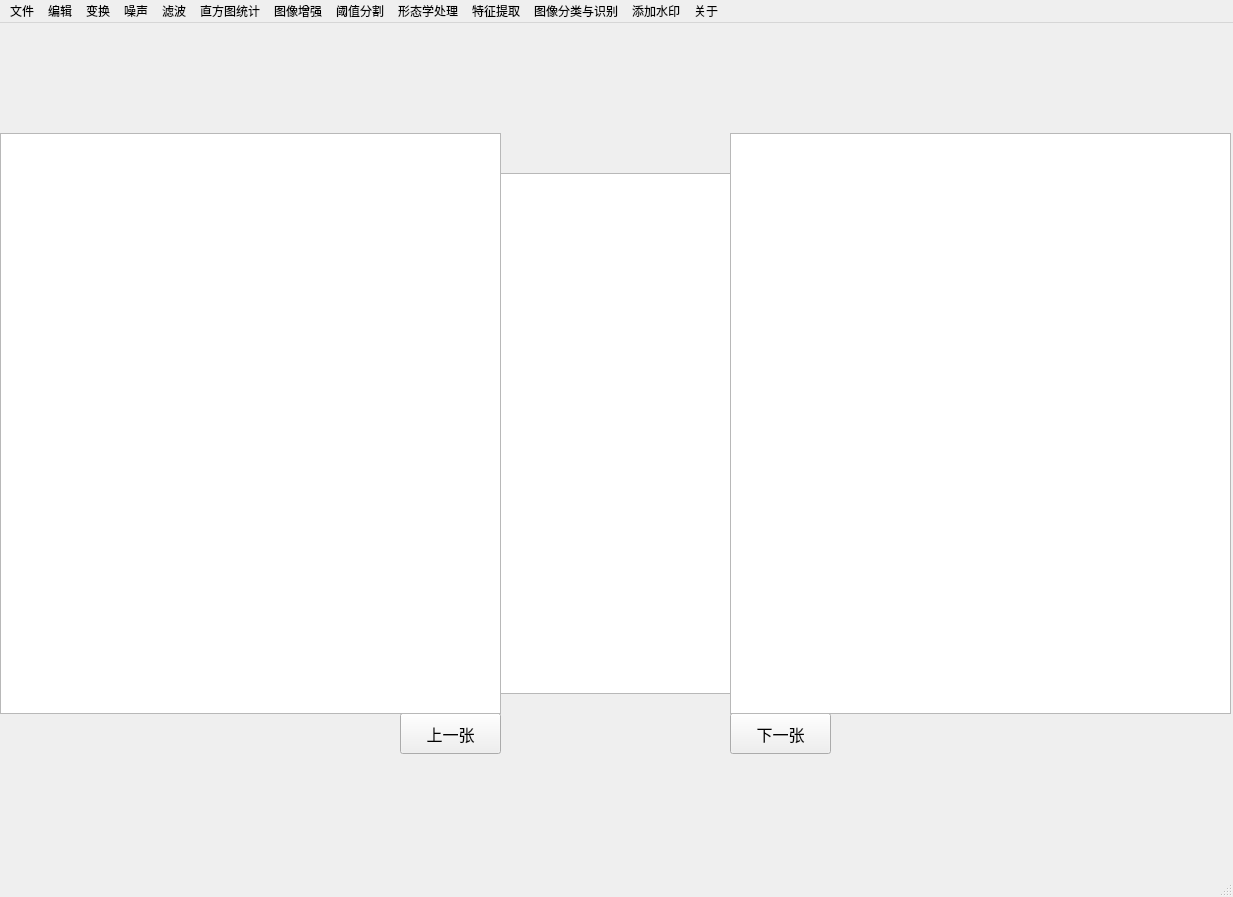
This is com/jyy/ui/UIModel.ui in Jiangyaoyu/DigitalGraphEndWork as Qt 5 draws it before an edit. The edited form follows.
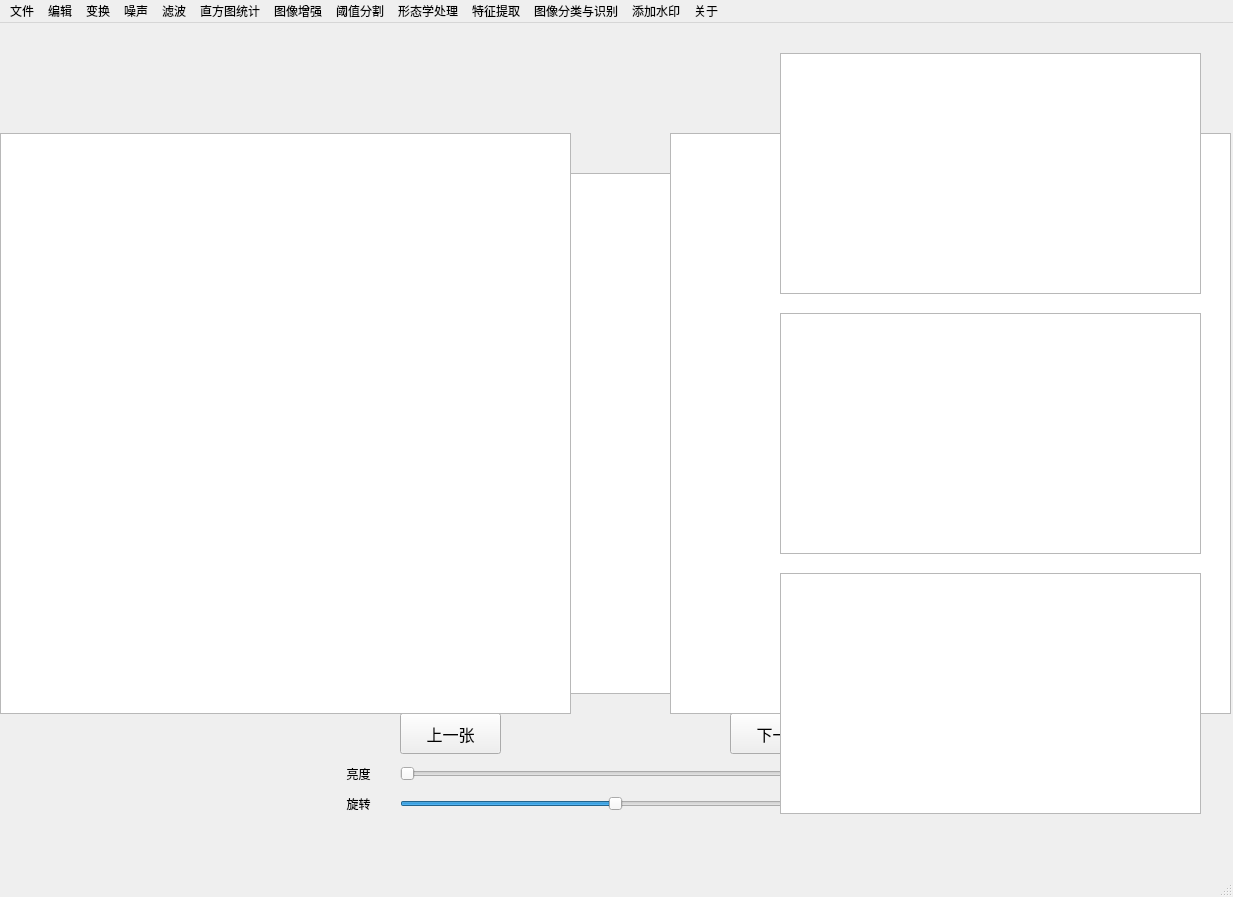
This is the edited form.

Patch:
```diff
--- a/com/jyy/ui/UIModel.ui
+++ b/com/jyy/ui/UIModel.ui
@@ -68,7 +68,7 @@
      <rect>
       <x>0</x>
       <y>110</y>
-      <width>501</width>
+      <width>571</width>
       <height>581</height>
      </rect>
     </property>
@@ -76,13 +76,107 @@
    <widget class="QGraphicsView" name="graphicsViewRight">
     <property name="geometry">
      <rect>
-      <x>730</x>
+      <x>670</x>
       <y>110</y>
-      <width>501</width>
+      <width>561</width>
       <height>581</height>
      </rect>
     </property>
    </widget>
+   <widget class="QSlider" name="lightSlider">
+    <property name="geometry">
+     <rect>
+      <x>400</x>
+      <y>740</y>
+      <width>431</width>
+      <height>21</height>
+     </rect>
+    </property>
+    <property name="maximum">
+     <number>300</number>
+    </property>
+    <property name="orientation">
+     <enum>Qt::Horizontal</enum>
+    </property>
+   </widget>
+   <widget class="QLabel" name="label">
+    <property name="geometry">
+     <rect>
+      <x>340</x>
+      <y>730</y>
+      <width>51</width>
+      <height>41</height>
+     </rect>
+    </property>
+    <property name="text">
+     <string>  亮度</string>
+    </property>
+   </widget>
+   <widget class="QLabel" name="rotateThate">
+    <property name="geometry">
+     <rect>
+      <x>340</x>
+      <y>760</y>
+      <width>51</width>
+      <height>41</height>
+     </rect>
+    </property>
+    <property name="text">
+     <string>  旋转</string>
+    </property>
+   </widget>
+   <widget class="QSlider" name="rotateSlider">
+    <property name="geometry">
+     <rect>
+      <x>400</x>
+      <y>770</y>
+      <width>431</width>
+      <height>21</height>
+     </rect>
+    </property>
+    <property name="minimum">
+     <number>-360</number>
+    </property>
+    <property name="maximum">
+     <number>360</number>
+    </property>
+    <property name="singleStep">
+     <number>10</number>
+    </property>
+    <property name="orientation">
+     <enum>Qt::Horizontal</enum>
+    </property>
+   </widget>
+   <widget class="QGraphicsView" name="graphicsViewRightTop">
+    <property name="geometry">
+     <rect>
+      <x>780</x>
+      <y>30</y>
+      <width>421</width>
+      <height>241</height>
+     </rect>
+    </property>
+   </widget>
+   <widget class="QGraphicsView" name="graphicsViewRightCenter">
+    <property name="geometry">
+     <rect>
+      <x>780</x>
+      <y>550</y>
+      <width>421</width>
+      <height>241</height>
+     </rect>
+    </property>
+   </widget>
+   <widget class="QGraphicsView" name="graphicsView_3">
+    <property name="geometry">
+     <rect>
+      <x>780</x>
+      <y>290</y>
+      <width>421</width>
+      <height>241</height>
+     </rect>
+    </property>
+   </widget>
   </widget>
   <widget class="QMenuBar" name="menubar">
    <property name="enabled">
```
Left out of the diff: 36 changed lines with no effect on the pictures.
